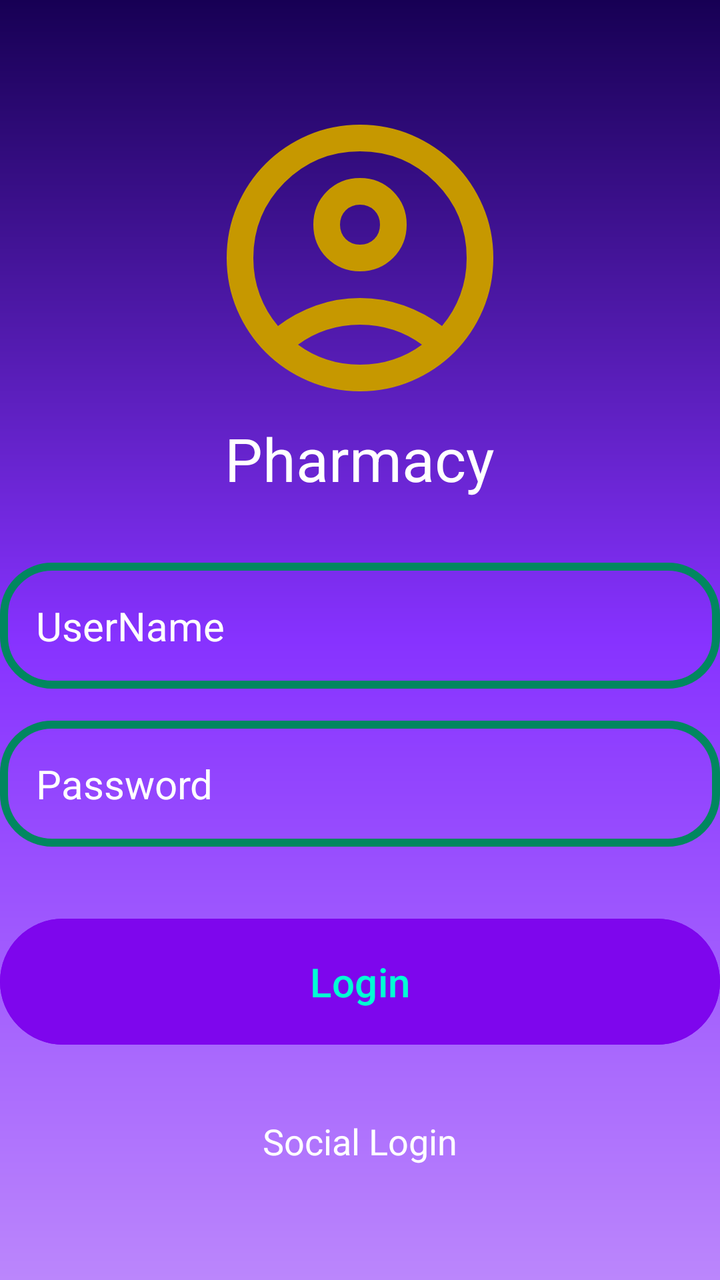
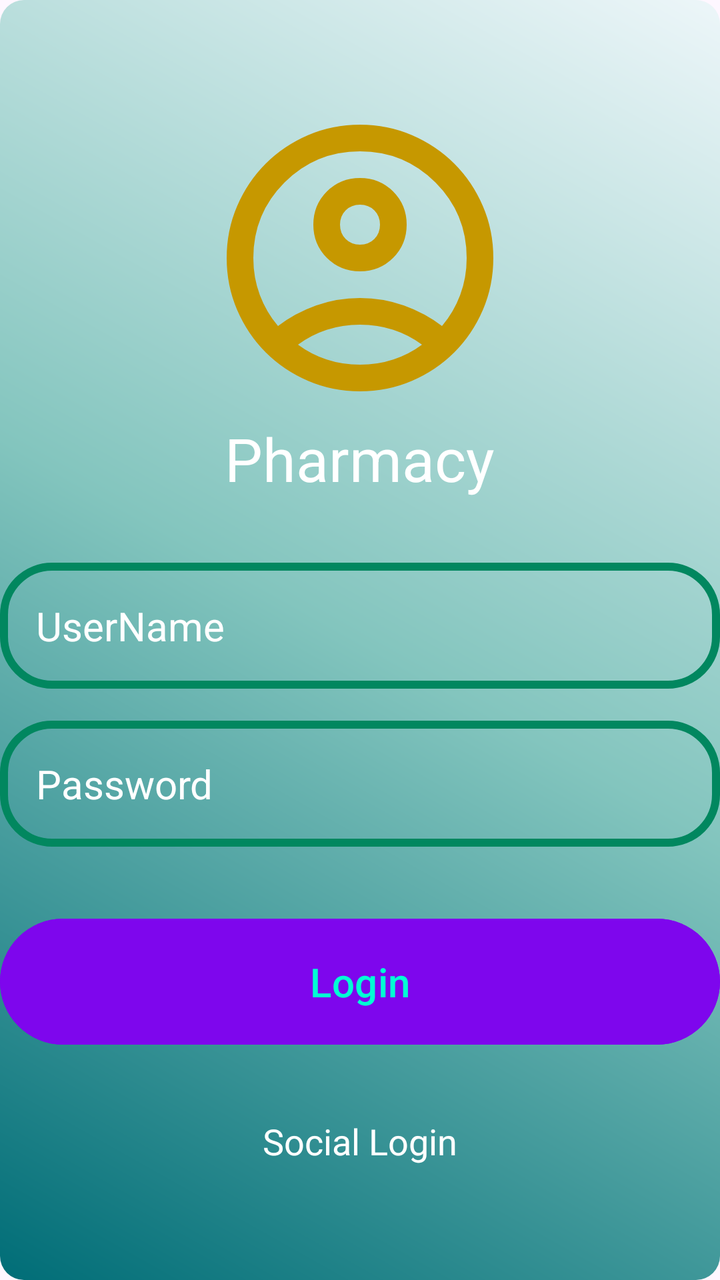

An Android layout rendered at two revisions. The XML below is the earlier revision; the diff shows what the commit changed to produce the second picture.
<!-- AndroidManifest.xml: application theme Theme.MedFinder -->
<!-- res/layout/fragment_login.xml -->
<?xml version="1.0" encoding="utf-8"?>
<RelativeLayout xmlns:android="http://schemas.android.com/apk/res/android"
    xmlns:tools="http://schemas.android.com/tools"
    android:layout_width="match_parent"
    android:layout_height="match_parent"
    android:gravity="center"
    android:background="@drawable/login_background"
    tools:context=".LoginFragment">

    <LinearLayout
        android:layout_width="match_parent"
        android:layout_height="wrap_content"
        android:gravity="center"
        android:orientation="vertical">

        <ImageView
            android:layout_width="160dp"
            android:layout_height="160dp"
            android:src="@drawable/account_icon" />

        <TextView
            android:layout_width="wrap_content"
            android:layout_height="wrap_content"
            android:text="Pharmacy"
            android:textSize="30sp"
            android:textColor="@color/white" />

        <EditText
            android:layout_width="match_parent"
            android:layout_height="wrap_content"
            android:layout_marginTop="32dp"
            android:background="@drawable/rounded_corner"
            android:hint="UserName"
            android:textColor="@color/white"
            android:textColorHint="@color/white"
            android:textSize="20dp"
            android:padding="18dp"
            android:inputType="text"
            android:id="@+id/username_input"/>

        <EditText
            android:layout_width="match_parent"
            android:layout_height="wrap_content"
            android:layout_marginTop="16dp"
            android:background="@drawable/rounded_corner"
            android:hint="Password"
            android:textColor="@color/white"
            android:textColorHint="@color/white"
            android:textSize="20dp"
            android:padding="18dp"
            android:inputType="textPassword"
            android:id="@+id/password_input"/>
        
        <Button
            android:layout_width="match_parent"
            android:layout_height="wrap_content"
            android:text="Login"
            android:backgroundTint="#7E06ED"
            android:textColor="#00FFD4"
            android:padding="18dp"
            android:layout_marginTop="32dp"
            android:textSize="20sp"
            android:id="@+id/login_btn"/>

        <TextView
            android:layout_width="wrap_content"
            android:layout_height="wrap_content"
            android:text="Social Login"
            android:textSize="18sp"
            android:textColor="@color/white"
            android:layout_marginTop="32dp"/>

        <LinearLayout
            android:layout_width="match_parent"
            android:layout_height="wrap_content"
            android:gravity="center"
            android:orientation="horizontal"
            android:layout_marginTop="8dp">

        </LinearLayout>

    </LinearLayout>

</RelativeLayout>
<!-- resources referenced by this layout -->
<resources>
  <color name="white">#FFFFFFFF</color>
  <!-- drawable account_icon (drawable) -->
  <vector xmlns:android="http://schemas.android.com/apk/res/android" android:height="24dp" android:tint="#C69800" android:viewportHeight="960" android:viewportWidth="960" android:width="24dp">
        
      <path android:fillColor="@android:color/white" android:pathData="M234,684Q285,645 348,622.5Q411,600 480,600Q549,600 612,622.5Q675,645 726,684Q761,643 780.5,591Q800,539 800,480Q800,347 706.5,253.5Q613,160 480,160Q347,160 253.5,253.5Q160,347 160,480Q160,539 179.5,591Q199,643 234,684ZM480,520Q421,520 380.5,479.5Q340,439 340,380Q340,321 380.5,280.5Q421,240 480,240Q539,240 579.5,280.5Q620,321 620,380Q620,439 579.5,479.5Q539,520 480,520ZM480,880Q397,880 324,848.5Q251,817 197,763Q143,709 111.5,636Q80,563 80,480Q80,397 111.5,324Q143,251 197,197Q251,143 324,111.5Q397,80 480,80Q563,80 636,111.5Q709,143 763,197Q817,251 848.5,324Q880,397 880,480Q880,563 848.5,636Q817,709 763,763Q709,817 636,848.5Q563,880 480,880ZM480,800Q533,800 580,784.5Q627,769 666,740Q627,711 580,695.5Q533,680 480,680Q427,680 380,695.5Q333,711 294,740Q333,769 380,784.5Q427,800 480,800ZM480,440Q506,440 523,423Q540,406 540,380Q540,354 523,337Q506,320 480,320Q454,320 437,337Q420,354 420,380Q420,406 437,423Q454,440 480,440ZM480,380Q480,380 480,380Q480,380 480,380Q480,380 480,380Q480,380 480,380Q480,380 480,380Q480,380 480,380Q480,380 480,380Q480,380 480,380ZM480,740Q480,740 480,740Q480,740 480,740Q480,740 480,740Q480,740 480,740Q480,740 480,740Q480,740 480,740Q480,740 480,740Q480,740 480,740Z"/>
      
  </vector>
  <!-- drawable login_background (drawable) -->
  <?xml version="1.0" encoding="utf-8"?>
  <shape xmlns:android="http://schemas.android.com/apk/res/android">
      <gradient android:type="linear" android:angle="100"
          android:startColor="#170054" android:endColor="@color/purple_200" android:centerColor="#8732FF"/>
  </shape>
  <!-- drawable rounded_corner (drawable) -->
  <?xml version="1.0" encoding="utf-8"?>
  <shape xmlns:android="http://schemas.android.com/apk/res/android"
      android:shape="rectangle">
      <corners android:radius="24dp"/>
      <stroke android:width="4dip" android:color="@color/teal_700"/>
  </shape>
  <style name="Theme.MedFinder" parent="Base.Theme.MedFinder" />
  <color name="purple_200">#FFBB86FC</color>
  <color name="teal_700">#FF01875F</color>
  <style name="Base.Theme.MedFinder" parent="Theme.Material3.DayNight.NoActionBar">
          
          
      </style>
</resources>

<!-- the commit's change to res/layout/fragment_login.xml (unified diff, before → after) -->
@@ -50,7 +50,7 @@
             android:padding="18dp"
             android:inputType="textPassword"
             android:id="@+id/password_input"/>
-        
+
         <Button
             android:layout_width="match_parent"
             android:layout_height="wrap_content"
<!-- resource entries referenced after the edit -->
@@ -9,9 +9,18 @@
   </vector>
   <!-- drawable login_background (drawable) -->
   <?xml version="1.0" encoding="utf-8"?>
-  <shape xmlns:android="http://schemas.android.com/apk/res/android">
-      <gradient android:type="linear" android:angle="100"
-          android:startColor="#170054" android:endColor="@color/purple_200" android:centerColor="#8732FF"/>
+  <shape xmlns:android="http://schemas.android.com/apk/res/android"
+      android:shape="rectangle">
+  
+      <gradient
+          android:type="linear"
+          android:angle="45"
+          android:startColor="#006D77"
+          android:centerColor="#83C5BE"
+          android:endColor="#EDF6F9"/>
+  
+      <corners android:radius="12dp" />
+  
   </shape>
   <!-- drawable rounded_corner (drawable) -->
   <?xml version="1.0" encoding="utf-8"?>
@@ -21,7 +30,6 @@
       <stroke android:width="4dip" android:color="@color/teal_700"/>
   </shape>
   <style name="Theme.MedFinder" parent="Base.Theme.MedFinder" />
-  <color name="purple_200">#FFBB86FC</color>
   <color name="teal_700">#FF01875F</color>
   <style name="Base.Theme.MedFinder" parent="Theme.Material3.DayNight.NoActionBar">
           
